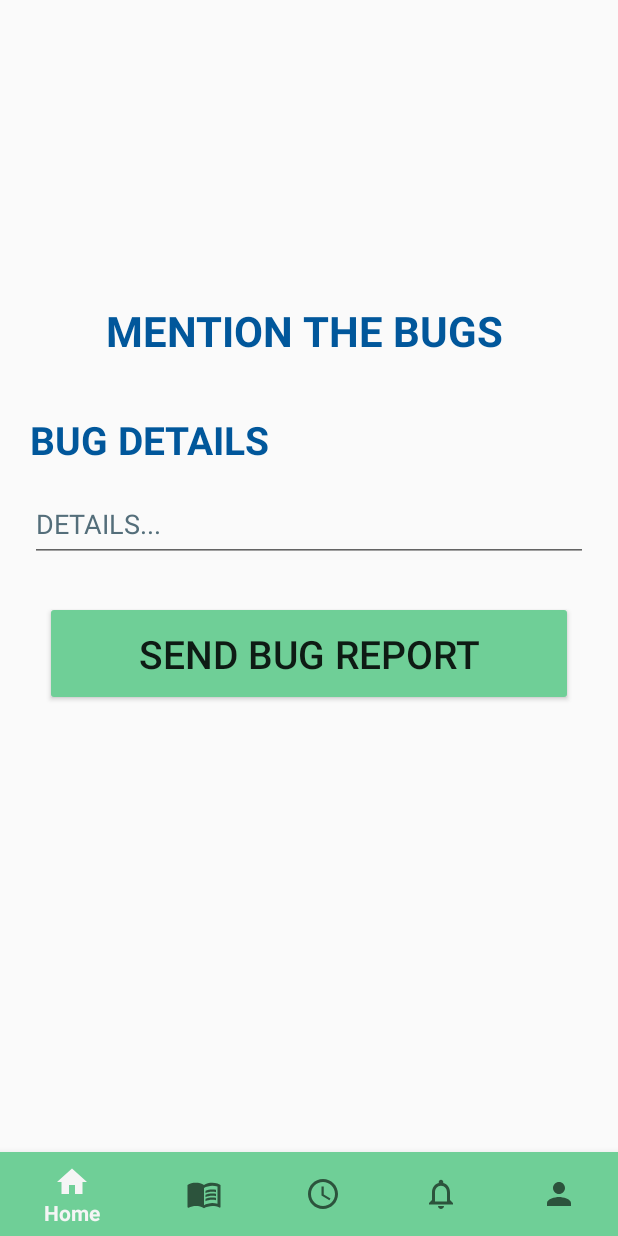
After one commit to piru72/AUST_BUDDY, an Android app: the fragment BugReport placed in its activity, on a phone screen of 412 x 824 dp. The commit adds this screen. Run offline under Robolectric (Android 15) with nearby library versions, the phone set to English and light mode, and no system bars.

Commit message:
Bug report page created

```diff
--- /dev/null
+++ b/app/src/main/java/com/example/homepage/profileTab/BugReport.kt
@@ -0,0 +1,30 @@
+package com.example.homepage.profileTab
+
+import android.os.Bundle
+import androidx.fragment.app.Fragment
+import android.view.LayoutInflater
+import android.view.View
+import android.view.ViewGroup
+import com.example.homepage.R
+
+// TODO: Rename parameter arguments, choose names that match
+// the fragment initialization parameters, e.g. ARG_ITEM_NUMBER
+private const val ARG_PARAM1 = "param1"
+private const val ARG_PARAM2 = "param2"
+
+/**
+ * A simple [Fragment] subclass.
+ * Use the [BugReport.newInstance] factory method to
+ * create an instance of this fragment.
+ */
+class BugReport : Fragment() {
+    override fun onCreateView(
+        inflater: LayoutInflater, container: ViewGroup?,
+        savedInstanceState: Bundle?
+    ): View? {
+        // Inflate the layout for this fragment
+        container?.removeAllViews()
+        val v = inflater.inflate(R.layout.fragment_bug_report, container, false)
+        return v
+    }
+}
--- a/app/src/main/java/com/example/homepage/profileTab/ProfileFragment.kt
+++ b/app/src/main/java/com/example/homepage/profileTab/ProfileFragment.kt
@@ -27,6 +27,7 @@ class ProfileFragment : ReplaceFragment() {
         val btnInviteFriend = v.findViewById<Button>(R.id.btn_invite_friend)
         val btnAboutUs = v.findViewById<Button>(R.id.btn_about_us)
         val btnLogOut = v.findViewById<Button>(R.id.btn_log_out)
+        val btnBugReport = v.findViewById<Button>(R.id.btn_report_bug)
 
 
         btnEditProfile.setOnClickListener {
@@ -53,6 +54,9 @@ class ProfileFragment : ReplaceFragment() {
 
             FirebaseAuth.getInstance().signOut()
         }
+        btnBugReport.setOnClickListener {
+            replaceFragment(BugReport(), R.id.fragment_profile)
+        }
 
         return v
     }
--- /dev/null
+++ b/app/src/main/res/layout/fragment_bug_report.xml
@@ -0,0 +1,71 @@
+<?xml version="1.0" encoding="utf-8"?>
+<androidx.constraintlayout.widget.ConstraintLayout xmlns:android="http://schemas.android.com/apk/res/android"
+    android:layout_width="match_parent"
+    android:layout_height="match_parent"
+    xmlns:app="http://schemas.android.com/apk/res-auto">
+
+
+
+        <LinearLayout
+            android:layout_width="404dp"
+            android:layout_height="406dp"
+            android:orientation="vertical"
+            app:layout_constraintBottom_toBottomOf="parent"
+            app:layout_constraintEnd_toEndOf="parent"
+            app:layout_constraintStart_toStartOf="parent"
+            app:layout_constraintTop_toTopOf="parent">
+
+
+            <TextView
+                android:id="@+id/title"
+                android:layout_width="match_parent"
+                android:layout_height="wrap_content"
+                android:text="MENTION THE BUGS "
+                android:textColor="@color/text_black"
+                android:textSize="28sp"
+                android:gravity="center"
+                android:textStyle="bold"
+                android:layout_margin="20dp"
+
+                />
+
+            <TextView
+                android:layout_width="wrap_content"
+                android:layout_height="wrap_content"
+                android:layout_margin="16dp"
+                android:text="BUG DETAILS"
+                android:textColor="@color/text_black"
+                android:textSize="26sp"
+
+                android:textStyle="bold" />
+
+            <EditText
+                android:id="@+id/message"
+                android:layout_width="match_parent"
+                android:layout_height="wrap_content"
+                android:layout_marginHorizontal="16dp"
+                android:autofillHints=""
+                android:gravity="start"
+                android:hint="DETAILS..."
+                android:inputType="textLongMessage"
+                android:textColor="@color/text_black"
+                android:lines="10"
+                android:minHeight="48dp"
+                android:textColorHint="#546E7A" />
+
+            <Button
+                android:id="@+id/sendBtn"
+                android:layout_width="match_parent"
+                android:layout_height="70dp"
+                android:layout_margin="26dp"
+                android:text="SEND BUG REPORT"
+                android:backgroundTint="@color/primary_green"
+                android:textSize="26sp" />
+
+
+        </LinearLayout>
+
+
+
+
+</androidx.constraintlayout.widget.ConstraintLayout>
```
